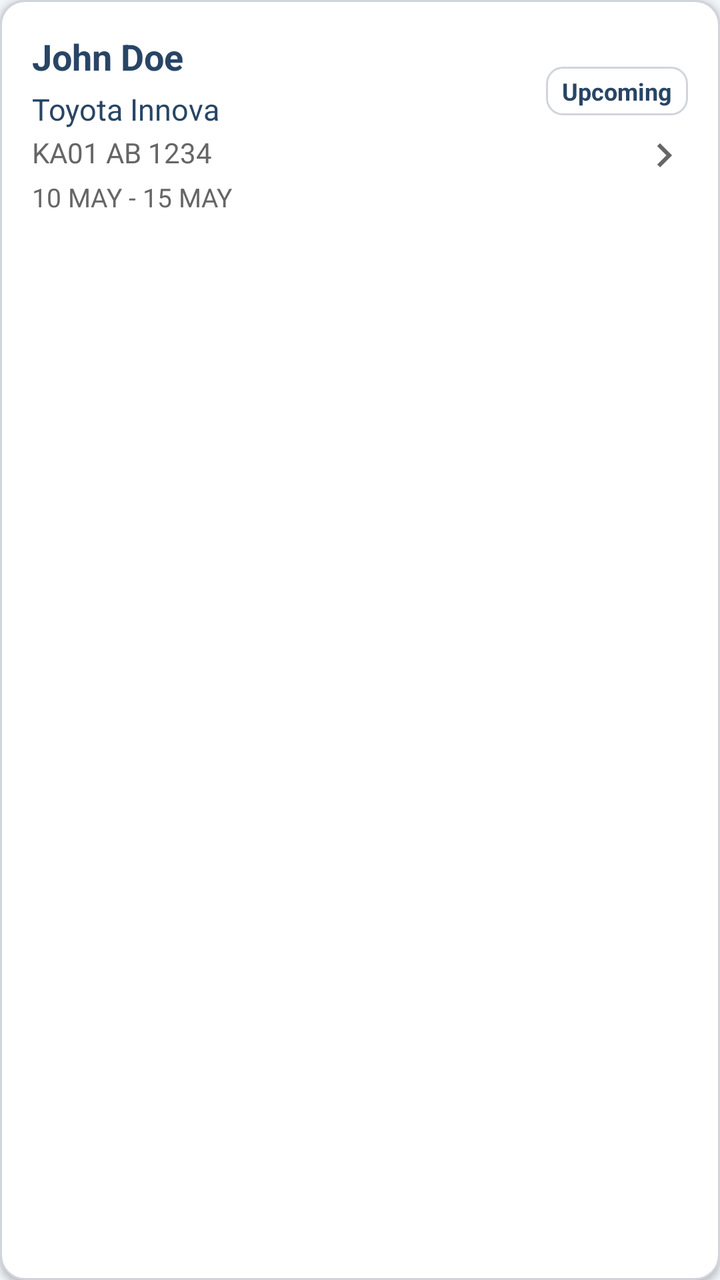
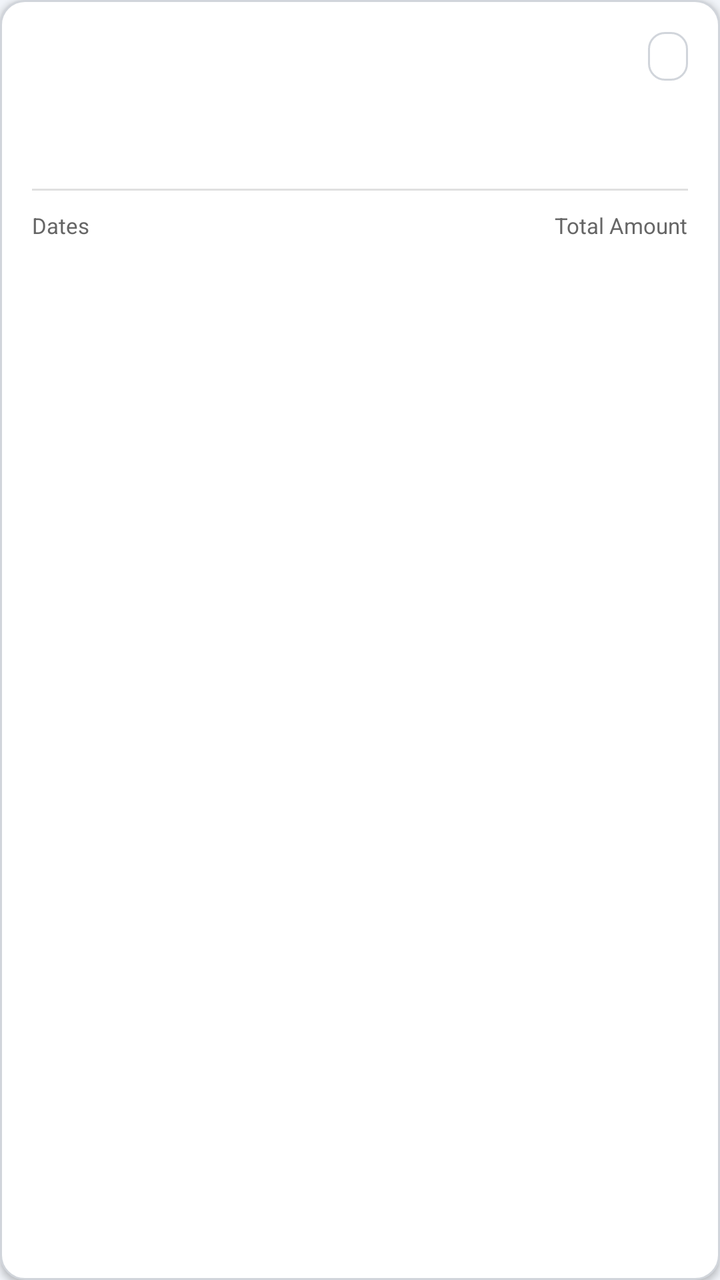

An Android layout rendered at two revisions. The XML below is the earlier revision; the diff shows what the commit changed to produce the second picture.
<!-- AndroidManifest.xml: application theme Theme.Android_vehicle_project -->
<!-- res/layout/item_admin_booking.xml -->
<?xml version="1.0" encoding="utf-8"?>
<LinearLayout xmlns:android="http://schemas.android.com/apk/res/android"
    xmlns:app="http://schemas.android.com/apk/res-auto"
    android:layout_width="match_parent"
    android:layout_height="wrap_content"
    android:layout_marginBottom="12dp"
    android:background="@drawable/bg_card"
    android:elevation="2dp"
    android:orientation="vertical"
    android:padding="16dp">

    <RelativeLayout
        android:layout_width="match_parent"
        android:layout_height="wrap_content">

        
        <LinearLayout
            android:layout_width="match_parent"
            android:layout_height="wrap_content"
            android:layout_toStartOf="@id/llStatusContainer"
            android:orientation="vertical">

            <TextView
                android:id="@+id/tvCustomerName"
                android:layout_width="wrap_content"
                android:layout_height="wrap_content"
                android:text="John Doe"
                android:textColor="@color/text_dark"
                android:textSize="18sp"
                android:textStyle="bold" />

            <TextView
                android:id="@+id/tvVehicleDetails"
                android:layout_width="wrap_content"
                android:layout_height="wrap_content"
                android:layout_marginTop="4dp"
                android:text="Toyota Innova"
                android:textColor="@color/text_dark"
                android:textSize="15sp" />

            <TextView
                android:id="@+id/tvVehicleNum"
                android:layout_width="wrap_content"
                android:layout_height="wrap_content"
                android:layout_marginTop="2dp"
                android:text="KA01 AB 1234"
                android:textColor="@color/text_gray"
                android:textSize="14sp" />

            <TextView
                android:id="@+id/tvDates"
                android:layout_width="wrap_content"
                android:layout_height="wrap_content"
                android:layout_marginTop="4dp"
                android:text="10 MAY - 15 MAY"
                android:textColor="@color/text_gray"
                android:textSize="13sp" />
        </LinearLayout>

        
        <LinearLayout
            android:id="@+id/llStatusContainer"
            android:layout_width="wrap_content"
            android:layout_height="wrap_content"
            android:layout_alignParentEnd="true"
            android:layout_centerVertical="true"
            android:gravity="end|center_vertical"
            android:orientation="vertical">

            
            <TextView
                android:id="@+id/tvStatusTag"
                android:layout_width="wrap_content"
                android:layout_height="wrap_content"
                android:background="@drawable/bg_input"
                android:paddingHorizontal="8dp"
                android:paddingVertical="4dp"
                android:text="Upcoming"
                android:textColor="@color/text_dark"
                android:textSize="12sp"
                android:textStyle="bold" />

            <ImageView
                android:id="@+id/ivArrow"
                android:layout_width="24dp"
                android:layout_height="24dp"
                android:layout_marginTop="8dp"
                android:contentDescription="View Details"
                android:src="@drawable/ic_arrow_right"
                app:tint="@color/text_gray" />
        </LinearLayout>
    </RelativeLayout>
</LinearLayout>
<!-- resources referenced by this layout -->
<resources>
  <color name="text_dark">#294565</color>
  <color name="text_gray">#666666</color>
  <!-- drawable bg_card (drawable) -->
  <?xml version="1.0" encoding="utf-8"?>
  <shape xmlns:android="http://schemas.android.com/apk/res/android"
      android:shape="rectangle">
      <solid android:color="@color/white" />
      <corners android:radius="12dp" />
      <stroke
          android:width="1dp"
          android:color="@color/border_gray" />
  </shape>
  <!-- drawable bg_input (drawable) -->
  <?xml version="1.0" encoding="utf-8"?>
  <shape xmlns:android="http://schemas.android.com/apk/res/android"
      android:shape="rectangle">
      <solid android:color="@color/white" />
      <corners android:radius="8dp" />
      <stroke
          android:width="1dp"
          android:color="@color/border_gray" />
  </shape>
  <!-- drawable ic_arrow_right (drawable) -->
  <vector xmlns:android="http://schemas.android.com/apk/res/android"
      android:width="24dp"
      android:height="24dp"
      android:viewportWidth="24"
      android:viewportHeight="24">
    <path
        android:fillColor="@color/text_gray"
        android:pathData="M8.59,16.59L13.17,12 8.59,7.41 10,6l6,6 -6,6 -1.41,-1.41z"/>
  </vector>
  <style name="Theme.Android_vehicle_project" parent="Base.Theme.android_vehicle_project" />
  <color name="white">#FFFFFFFF</color>
  <color name="border_gray">#D1D5DB</color>
  <style name="Base.Theme.android_vehicle_project" parent="Theme.Material3.DayNight.NoActionBar">
  
          <item name="colorPrimary">@color/primary_navy</item>
          <item name="colorPrimaryDark">@color/primary_navy_dark</item>
          <item name="colorSecondary">@color/primary_navy</item>
          <item name="android:windowBackground">@color/background_light</item>
      </style>
  <color name="primary_navy">#294565</color>
  <color name="primary_navy_dark">#1E334D</color>
  <color name="background_light">#F1F4F9</color>
</resources>

<!-- the commit's change to res/layout/item_admin_booking.xml (unified diff, before → after) -->
@@ -1,6 +1,5 @@
 <?xml version="1.0" encoding="utf-8"?>
 <LinearLayout xmlns:android="http://schemas.android.com/apk/res/android"
-    xmlns:app="http://schemas.android.com/apk/res-auto"
     android:layout_width="match_parent"
     android:layout_height="wrap_content"
     android:layout_marginBottom="12dp"
@@ -9,85 +8,119 @@
     android:orientation="vertical"
     android:padding="16dp">
 
+    
     <RelativeLayout
         android:layout_width="match_parent"
         android:layout_height="wrap_content">
 
-        
+        <TextView
+            android:id="@+id/tvCustomerName"
+            android:layout_width="wrap_content"
+            android:layout_height="wrap_content"
+            android:layout_alignParentStart="true"
+            android:layout_toStartOf="@id/tvStatusTag"
+            android:textColor="@color/text_dark"
+            android:textSize="17sp"
+            android:textStyle="bold" />
+
+        <TextView
+            android:id="@+id/tvStatusTag"
+            android:layout_width="wrap_content"
+            android:layout_height="wrap_content"
+            android:layout_alignParentEnd="true"
+            android:background="@drawable/bg_input"
+            android:paddingHorizontal="10dp"
+            android:paddingVertical="4dp"
+            android:textColor="@color/text_dark"
+            android:textSize="12sp"
+            android:textStyle="bold" />
+    </RelativeLayout>
+
+    
+    <TextView
+        android:id="@+id/tvVehicleDetails"
+        android:layout_width="wrap_content"
+        android:layout_height="wrap_content"
+        android:layout_marginTop="4dp"
+        android:textColor="@color/primary_navy"
+        android:textSize="15sp"
+        android:textStyle="bold" />
+
+    <TextView
+        android:id="@+id/tvVehicleNum"
+        android:layout_width="wrap_content"
+        android:layout_height="wrap_content"
+        android:layout_marginTop="2dp"
+        android:textColor="@color/text_gray"
+        android:textSize="13sp" />
+
+    <View
+        android:layout_width="match_parent"
+        android:layout_height="1dp"
+        android:layout_marginVertical="10dp"
+        android:background="#E0E0E0" />
+
+    
+    <LinearLayout
+        android:layout_width="match_parent"
+        android:layout_height="wrap_content"
+        android:baselineAligned="false"
+        android:orientation="horizontal">
+
         <LinearLayout
-            android:layout_width="match_parent"
+            android:layout_width="0dp"
             android:layout_height="wrap_content"
-            android:layout_toStartOf="@id/llStatusContainer"
+            android:layout_weight="1"
             android:orientation="vertical">
 
             <TextView
-                android:id="@+id/tvCustomerName"
                 android:layout_width="wrap_content"
                 android:layout_height="wrap_content"
-                android:text="John Doe"
-                android:textColor="@color/text_dark"
-                android:textSize="18sp"
-                android:textStyle="bold" />
-
-            <TextView
-                android:id="@+id/tvVehicleDetails"
-                android:layout_width="wrap_content"
-                android:layout_height="wrap_content"
-                android:layout_marginTop="4dp"
-                android:text="Toyota Innova"
-                android:textColor="@color/text_dark"
-                android:textSize="15sp" />
-
-            <TextView
-                android:id="@+id/tvVehicleNum"
-                android:layout_width="wrap_content"
-                android:layout_height="wrap_content"
-                android:layout_marginTop="2dp"
-                android:text="KA01 AB 1234"
+                android:text="Dates"
                 android:textColor="@color/text_gray"
-                android:textSize="14sp" />
+                android:textSize="11sp" />
 
             <TextView
                 android:id="@+id/tvDates"
                 android:layout_width="wrap_content"
                 android:layout_height="wrap_content"
-                android:layout_marginTop="4dp"
-                android:text="10 MAY - 15 MAY"
-                android:textColor="@color/text_gray"
-                android:textSize="13sp" />
+                android:layout_marginTop="2dp"
+                android:textColor="@color/text_dark"
+                android:textSize="13sp"
+                android:textStyle="bold" />
         </LinearLayout>
 
-        
         <LinearLayout
-            android:id="@+id/llStatusContainer"
             android:layout_width="wrap_content"
             android:layout_height="wrap_content"
-            android:layout_alignParentEnd="true"
-            android:layout_centerVertical="true"
-            android:gravity="end|center_vertical"
+            android:gravity="end"
             android:orientation="vertical">
 
-            
             <TextView
-                android:id="@+id/tvStatusTag"
                 android:layout_width="wrap_content"
                 android:layout_height="wrap_content"
-                android:background="@drawable/bg_input"
-                android:paddingHorizontal="8dp"
-                android:paddingVertical="4dp"
-                android:text="Upcoming"
-                android:textColor="@color/text_dark"
-                android:textSize="12sp"
+                android:text="Total Amount"
+                android:textColor="@color/text_gray"
+                android:textSize="11sp" />
+
+            <TextView
+                android:id="@+id/tvTotalAmount"
+                android:layout_width="wrap_content"
+                android:layout_height="wrap_content"
+                android:layout_marginTop="2dp"
+                android:textColor="@color/primary_navy"
+                android:textSize="15sp"
                 android:textStyle="bold" />
+        </LinearLayout>
+    </LinearLayout>
 
-            <ImageView
-                android:id="@+id/ivArrow"
-                android:layout_width="24dp"
-                android:layout_height="24dp"
-                android:layout_marginTop="8dp"
-                android:contentDescription="View Details"
-                android:src="@drawable/ic_arrow_right"
-                app:tint="@color/text_gray" />
-        </LinearLayout>
-    </RelativeLayout>
+    
+    <TextView
+        android:id="@+id/tvPaymentStatus"
+        android:layout_width="wrap_content"
+        android:layout_height="wrap_content"
+        android:layout_marginTop="8dp"
+        android:textColor="@color/text_gray"
+        android:textSize="12sp" />
+
 </LinearLayout>
<!-- resource entries referenced after the edit -->
@@ -22,16 +22,6 @@
           android:width="1dp"
           android:color="@color/border_gray" />
   </shape>
-  <!-- drawable ic_arrow_right (drawable) -->
-  <vector xmlns:android="http://schemas.android.com/apk/res/android"
-      android:width="24dp"
-      android:height="24dp"
-      android:viewportWidth="24"
-      android:viewportHeight="24">
-    <path
-        android:fillColor="@color/text_gray"
-        android:pathData="M8.59,16.59L13.17,12 8.59,7.41 10,6l6,6 -6,6 -1.41,-1.41z"/>
-  </vector>
   <style name="Theme.Android_vehicle_project" parent="Base.Theme.android_vehicle_project" />
   <color name="white">#FFFFFFFF</color>
   <color name="border_gray">#D1D5DB</color>
